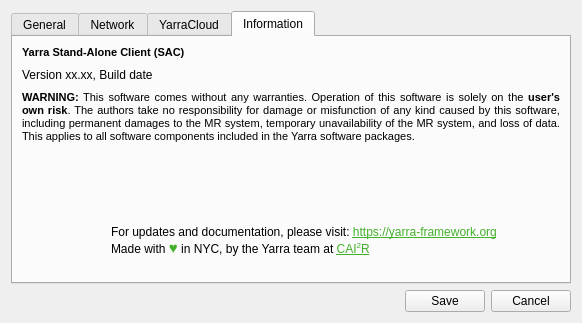
Old version of the form StandaloneClient/sac_configurationdialog.ui in the repository WillForan/yarraclient.
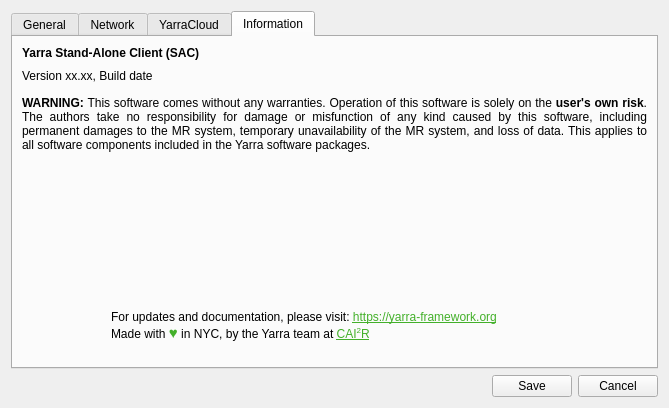
New version of the form. The open tabs and pages were chosen to show the change. Icons and pictures are not drawn.

Diff of the .ui file:
```diff
--- a/StandaloneClient/sac_configurationdialog.ui
+++ b/StandaloneClient/sac_configurationdialog.ui
@@ -9,8 +9,8 @@
    <rect>
     <x>0</x>
     <y>0</y>
-    <width>582</width>
-    <height>323</height>
+    <width>669</width>
+    <height>408</height>
    </rect>
   </property>
   <property name="windowTitle">
@@ -349,7 +349,7 @@
           <string>&lt;!DOCTYPE HTML PUBLIC &quot;-//W3C//DTD HTML 4.0//EN&quot; &quot;http://www.w3.org/TR/REC-html40/strict.dtd&quot;&gt;
 &lt;html&gt;&lt;head&gt;&lt;meta name=&quot;qrichtext&quot; content=&quot;1&quot; /&gt;&lt;style type=&quot;text/css&quot;&gt;
 p, li { white-space: pre-wrap; }
-&lt;/style&gt;&lt;/head&gt;&lt;body style=&quot; font-family:'MS Shell Dlg 2'; font-size:8pt; font-weight:400; font-style:normal;&quot;&gt;
+&lt;/style&gt;&lt;/head&gt;&lt;body style=&quot; font-family:'MS Shell Dlg 2'; font-weight:400; font-style:normal;&quot;&gt;
 &lt;p style=&quot; margin-top:0px; margin-bottom:0px; margin-left:0px; margin-right:0px; -qt-block-indent:0; text-indent:0px;&quot;&gt;&lt;span style=&quot; font-weight:600;&quot;&gt;Yarra Stand-Alone Client (SAC)&lt;/span&gt;&lt;/p&gt;&lt;/body&gt;&lt;/html&gt;</string>
          </property>
         </widget>
@@ -361,6 +361,22 @@
          </property>
         </widget>
        </item>
+       <item>
+        <spacer name="verticalSpacer_8">
+         <property name="orientation">
+          <enum>Qt::Vertical</enum>
+         </property>
+         <property name="sizeType">
+          <enum>QSizePolicy::Fixed</enum>
+         </property>
+         <property name="sizeHint" stdset="0">
+          <size>
+           <width>20</width>
+           <height>4</height>
+          </size>
+         </property>
+        </spacer>
+       </item>
        <item>
         <widget class="QLabel" name="label_12">
          <property name="maximumSize">
@@ -373,7 +389,7 @@
           <string>&lt;!DOCTYPE HTML PUBLIC &quot;-//W3C//DTD HTML 4.0//EN&quot; &quot;http://www.w3.org/TR/REC-html40/strict.dtd&quot;&gt;
 &lt;html&gt;&lt;head&gt;&lt;meta name=&quot;qrichtext&quot; content=&quot;1&quot; /&gt;&lt;style type=&quot;text/css&quot;&gt;
 p, li { white-space: pre-wrap; }
-&lt;/style&gt;&lt;/head&gt;&lt;body style=&quot; font-family:'MS Shell Dlg 2'; font-size:8pt; font-weight:400; font-style:normal;&quot;&gt;
+&lt;/style&gt;&lt;/head&gt;&lt;body style=&quot; font-family:'MS Shell Dlg 2'; font-size:9pt; font-weight:400; font-style:normal;&quot;&gt;
 &lt;p style=&quot; margin-top:0px; margin-bottom:0px; margin-left:0px; margin-right:0px; -qt-block-indent:0; text-indent:0px;&quot;&gt;&lt;span style=&quot; font-weight:600;&quot;&gt;WARNING:&lt;/span&gt; This software comes without any warranties. Operation of this software is solely on the &lt;span style=&quot; font-weight:600;&quot;&gt;user's own risk&lt;/span&gt;. The authors take no responsibility for damage or misfunction of any kind caused by this software, including permanent damages to the MR system, temporary unavailability of the MR system, and loss of data. This applies to all software components included in the Yarra software packages.&lt;/p&gt;
 &lt;p style=&quot;-qt-paragraph-type:empty; margin-top:0px; margin-bottom:0px; margin-left:0px; margin-right:0px; -qt-block-indent:0; text-indent:0px;&quot;&gt;&lt;br /&gt;&lt;/p&gt;&lt;/body&gt;&lt;/html&gt;</string>
          </property>
```
Left out of the diff: 6 changed lines with no effect on the pictures.
